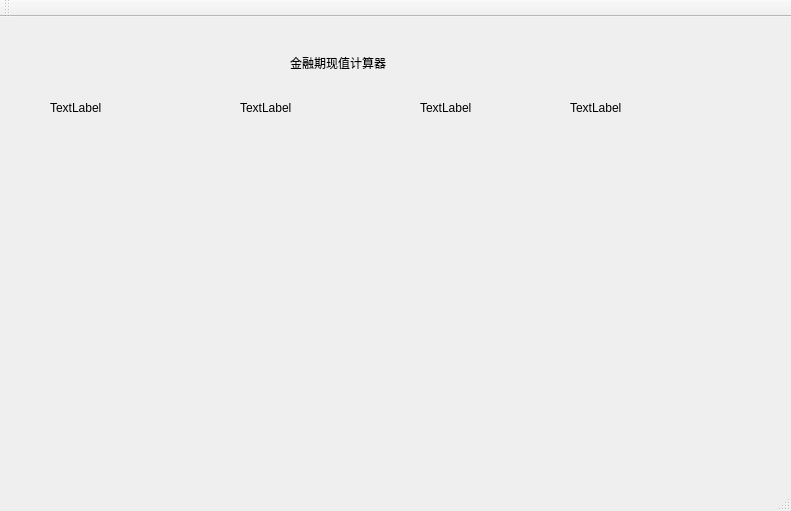
Old version of the form compound_interest/mainwindow.ui in the repository anwlw09/compound_interest.
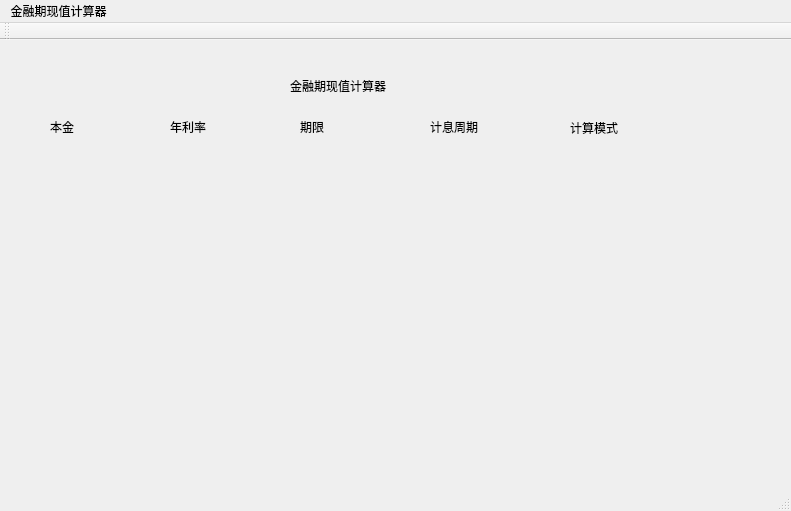
New version of the form.

The edit to the form file:
```diff
--- a/compound_interest/mainwindow.ui
+++ b/compound_interest/mainwindow.ui
@@ -31,55 +31,77 @@
     <property name="geometry">
      <rect>
       <x>50</x>
-      <y>80</y>
-      <width>81</width>
+      <y>76</y>
+      <width>31</width>
       <height>21</height>
      </rect>
     </property>
     <property name="text">
-     <string>TextLabel</string>
+     <string>本金</string>
     </property>
    </widget>
    <widget class="QLabel" name="label_3">
     <property name="geometry">
      <rect>
-      <x>240</x>
-      <y>80</y>
-      <width>81</width>
+      <x>170</x>
+      <y>76</y>
+      <width>41</width>
       <height>21</height>
      </rect>
     </property>
     <property name="text">
-     <string>TextLabel</string>
+     <string>年利率</string>
     </property>
    </widget>
    <widget class="QLabel" name="label_4">
     <property name="geometry">
      <rect>
-      <x>420</x>
-      <y>80</y>
-      <width>81</width>
+      <x>300</x>
+      <y>76</y>
+      <width>31</width>
       <height>21</height>
      </rect>
     </property>
     <property name="text">
-     <string>TextLabel</string>
+     <string>期限</string>
     </property>
    </widget>
    <widget class="QLabel" name="label_5">
     <property name="geometry">
      <rect>
+      <x>430</x>
+      <y>76</y>
+      <width>51</width>
+      <height>21</height>
+     </rect>
+    </property>
+    <property name="text">
+     <string>计息周期</string>
+    </property>
+   </widget>
+   <widget class="QLabel" name="label_6">
+    <property name="geometry">
+     <rect>
       <x>570</x>
-      <y>80</y>
-      <width>81</width>
-      <height>21</height>
+      <y>82</y>
+      <width>54</width>
+      <height>12</height>
      </rect>
     </property>
     <property name="text">
-     <string>TextLabel</string>
+     <string>计算模式</string>
     </property>
    </widget>
   </widget>
+  <widget class="QToolBar" name="mainToolBar">
+   <attribute name="toolBarArea">
+    <enum>TopToolBarArea</enum>
+   </attribute>
+   <attribute name="toolBarBreak">
+    <bool>false</bool>
+   </attribute>
+  </widget>
+  <widget class="QStatusBar" name="statusBar"/>
   <widget class="QMenuBar" name="menuBar">
    <property name="geometry">
     <rect>
@@ -89,16 +111,13 @@
      <height>23</height>
     </rect>
    </property>
+   <widget class="QMenu" name="menu">
+    <property name="title">
+     <string>金融期现值计算器</string>
+    </property>
+   </widget>
+   <addaction name="menu"/>
   </widget>
-  <widget class="QToolBar" name="mainToolBar">
-   <attribute name="toolBarArea">
-    <enum>TopToolBarArea</enum>
-   </attribute>
-   <attribute name="toolBarBreak">
-    <bool>false</bool>
-   </attribute>
-  </widget>
-  <widget class="QStatusBar" name="statusBar"/>
  </widget>
  <layoutdefault spacing="6" margin="11"/>
  <resources/>
```
